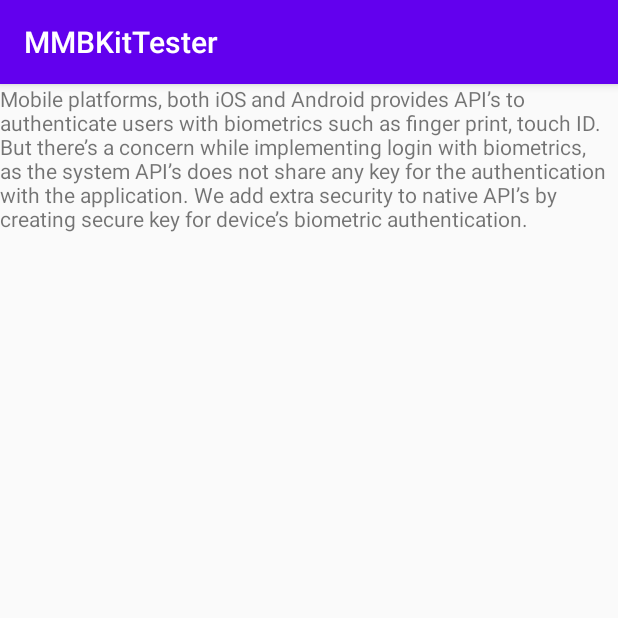
After one commit to mobven/MMBKitSampleAndroid, an Android app: the LoginBiometricsActivity screen opened directly, with no data from a screen before it, on a phone screen of 412 x 824 dp, the top half of it. The commit adds this screen. Run offline under Robolectric (Android 15) with nearby library versions, the light colour scheme and no system bars; 1 statement that could not run was skipped.

Commit message:
login biometrics

```diff
--- a/app/src/main/AndroidManifest.xml
+++ b/app/src/main/AndroidManifest.xml
@@ -10,6 +10,7 @@
         android:roundIcon="@mipmap/ic_launcher_round"
         android:supportsRtl="true"
         android:theme="@style/AppTheme">
+        <activity android:name=".appsecurity.tamperprotection.loginbiometrics.LoginBiometricsActivity"></activity>
         <activity android:name=".menu.MenuActivity">
             <intent-filter>
                 <action android:name="android.intent.action.MAIN" />
--- /dev/null
+++ b/app/src/main/java/com/mobven/mmbkittester/appsecurity/tamperprotection/loginbiometrics/LoginBiometricsActivity.kt
@@ -0,0 +1,38 @@
+package com.mobven.mmbkittester.appsecurity.tamperprotection.loginbiometrics
+
+import android.os.Build
+import androidx.appcompat.app.AppCompatActivity
+import android.os.Bundle
+import android.widget.Toast
+import com.mobven.accountsecurity.AccountSecurity
+import com.mobven.mmbkittester.R
+
+class LoginBiometricsActivity : AppCompatActivity() {
+
+    override fun onCreate(savedInstanceState: Bundle?) {
+        super.onCreate(savedInstanceState)
+        setContentView(R.layout.activity_login_biometrics)
+        biometricsTest()
+    }
+
+    private fun biometricsTest() {
+        val account = "myUniqueAccount"
+        val secondAccount = "mySecondAccount"
+        //AccountSecurity.clearBiometricsKey(secondAccount)
+        if (Build.VERSION.SDK_INT >= Build.VERSION_CODES.M) {
+            AccountSecurity.authWithBiometrics(
+                account,
+                "Content locked",
+                "Use your finger to unlock",
+                "USE PASSWORD",
+                {
+                    Toast.makeText(this, it.type.name, Toast.LENGTH_SHORT).show()
+                },
+                {
+                    Toast.makeText(this, "Auth successful", Toast.LENGTH_SHORT).show()
+                },
+                executorActivity = this
+            )
+        }
+    }
+}
--- a/app/src/main/java/com/mobven/mmbkittester/menu/MenuActivity.kt
+++ b/app/src/main/java/com/mobven/mmbkittester/menu/MenuActivity.kt
@@ -10,6 +10,7 @@ import com.mobven.mmbkittester.appsecurity.appprotection.securetext.SecureTextAc
 import com.mobven.mmbkittester.appsecurity.appprotection.snapshot.SnapshotSettingActivity
 import com.mobven.mmbkittester.appsecurity.tamperprotection.appintegrity.ValidateAppIntegrityActivity
 import com.mobven.mmbkittester.appsecurity.tamperprotection.forceupdate.ForceUpdateActivity
+import com.mobven.mmbkittester.appsecurity.tamperprotection.loginbiometrics.LoginBiometricsActivity
 import com.mobven.mmbkittester.appsecurity.tamperprotection.marketcheck.MarketCheckActivity
 
 class MenuActivity : AppCompatActivity() {
@@ -30,7 +31,7 @@ class MenuActivity : AppCompatActivity() {
         ),
         MenuItem(
             "Account Security", arrayListOf(
-                MenuItem("Login with Biometrics"),
+                MenuItem("Login with Biometrics", redirectClass = LoginBiometricsActivity::class.java),
                 MenuItem("Timed Cache")
             )
         ),
--- /dev/null
+++ b/app/src/main/res/layout/activity_login_biometrics.xml
@@ -0,0 +1,15 @@
+<?xml version="1.0" encoding="utf-8"?>
+<androidx.constraintlayout.widget.ConstraintLayout xmlns:android="http://schemas.android.com/apk/res/android"
+    xmlns:app="http://schemas.android.com/apk/res-auto"
+    xmlns:tools="http://schemas.android.com/tools"
+    android:layout_width="match_parent"
+    android:layout_height="match_parent"
+    tools:context=".appsecurity.tamperprotection.loginbiometrics.LoginBiometricsActivity">
+
+    <TextView
+        android:id="@+id/log_text"
+        android:layout_width="match_parent"
+        android:layout_height="match_parent"
+        android:text="Mobile platforms, both iOS and Android provides API’s to authenticate users with biometrics such as finger print, touch ID. But there’s a concern while implementing login with biometrics, as the system API’s does not share any key for the authentication with the application. We add extra security to native API’s by creating secure key for device’s biometric authentication."/>
+
+</androidx.constraintlayout.widget.ConstraintLayout>
```
